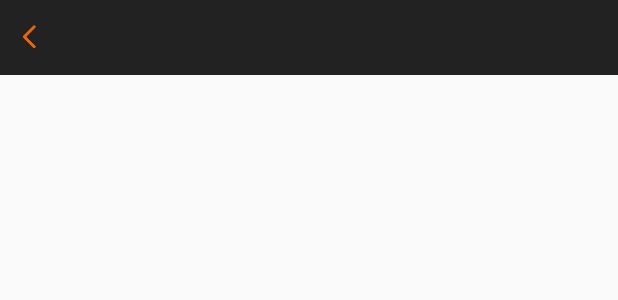
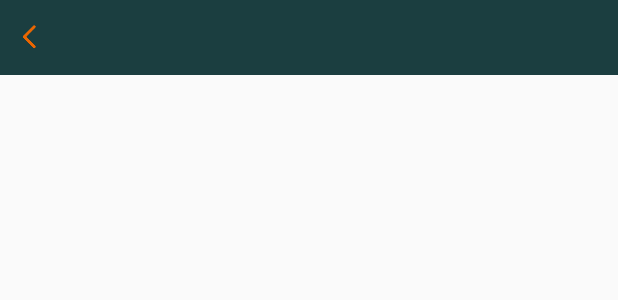
Before and after one commit to heywebXmaster/praiapark_android, an Android app: the layout layout_common_header.xml on its own in the app's theme, with its tools: preview values and no code run, on a phone screen of 412 x 824 dp. Shown: the top 300 px of the screen. Run offline under Robolectric (Android 15) with nearby library versions, the phone set to English and light mode, and no system bars.

Commit message:
change color and text

```diff
--- a/app/src/main/res/values/colors.xml
+++ b/app/src/main/res/values/colors.xml
@@ -1,8 +1,8 @@
 <?xml version="1.0" encoding="utf-8"?>
 <resources>
-    <color name="colorPrimary">#222222</color>
-    <color name="colorPrimaryDark">#222222</color>
-    <color name="colorAccent">#222222</color>
+    <color name="colorPrimary">#1B3E40</color>
+    <color name="colorPrimaryDark">#1B3E40</color>
+    <color name="colorAccent">#1B3E40</color>
     <color name="colorText">#333333</color>
     <color name="colorTextUnTap">#8f8f8f</color>
     <color name="colorDivider">#dadada</color>
```
Also changed, not shown: 1 other file.
